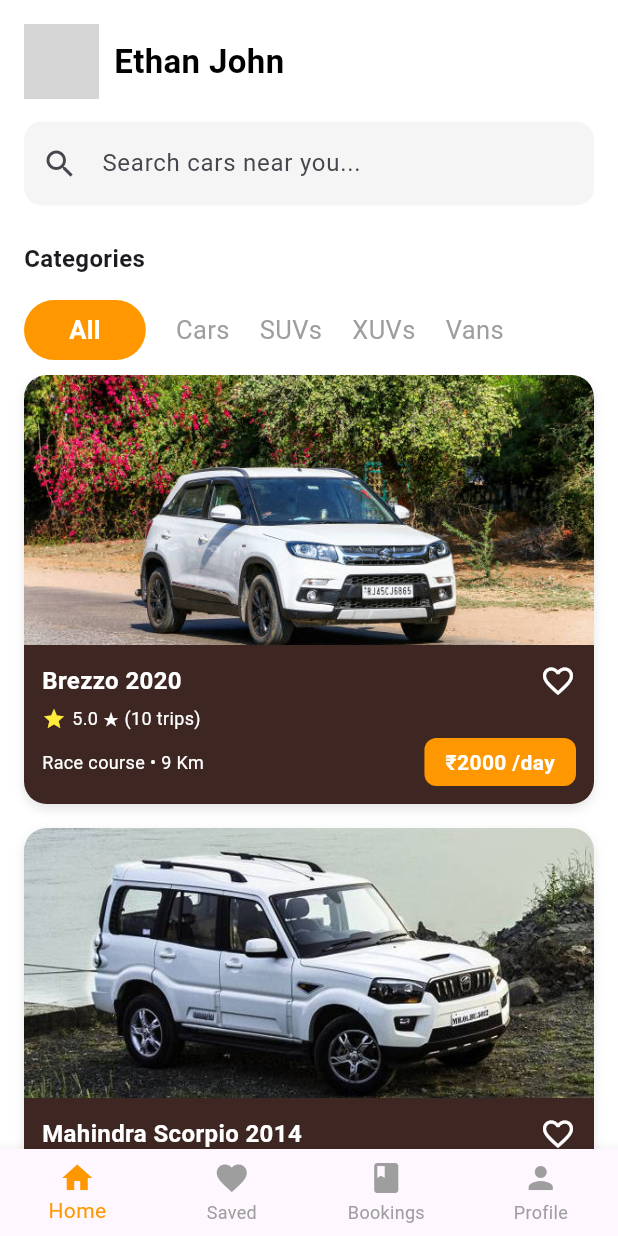
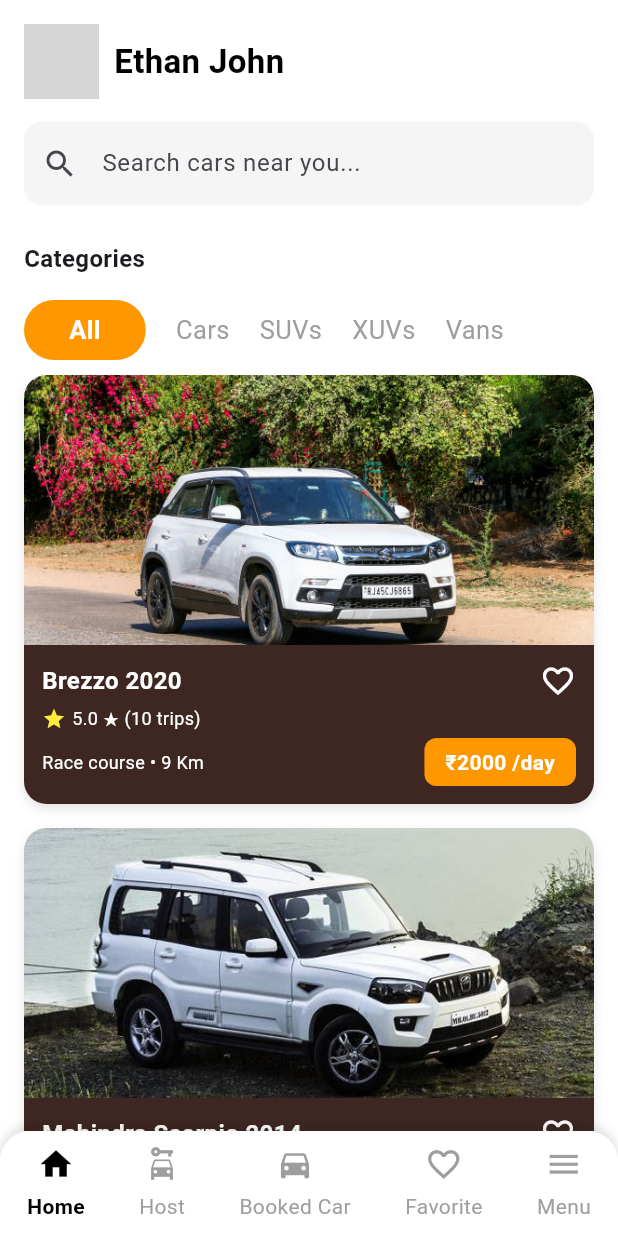
Before and after one commit to Deep-Kacha/Car_Rent_App, a Flutter app: the screen it shows after launch, on a phone screen of 412 x 824 dp. Run offline on Flutter 3.47's test engine with Material 3 defaults, Android fonts, the phone set to English and light mode, and no system bars; network calls fail; grey boxes are pictures that could not be loaded.

Commit message:
create perfect bottom navbar in home page

```diff
--- a/car_rental_project/lib/Home Page/home_page.dart
+++ b/car_rental_project/lib/Home Page/home_page.dart
@@ -7,6 +7,35 @@ class HomePage extends StatefulWidget {
 
 class _HomePageState extends State<HomePage> {
   int selectedIndex = 0; // 👈 add this
+  Widget buildNavItem(IconData icon, String label, int index) {
+    bool isSelected = selectedIndex == index;
+    return GestureDetector(
+      onTap: () {
+        setState(() {
+          selectedIndex = index;
+        });
+      },
+      child: Column(
+        mainAxisSize: MainAxisSize.min,
+        children: [
+          Icon(
+            icon,
+            size: 25, // 👈 increase icon size
+            color: isSelected ? Colors.black : Colors.grey,
+          ),
+          SizedBox(height: 6), // 👈 add spacing between icon & text
+          Text(
+            label,
+            style: TextStyle(
+              color: isSelected ? Colors.black : Colors.grey,
+              fontWeight: isSelected ? FontWeight.bold : FontWeight.normal,
+              fontSize: 14, // 👈 increase text size
+            ),
+          ),
+        ],
+      ),
+    );
+  }
 
   final List<String> categories = ["All", "Cars", "SUVs", "XUVs", "Vans"];
 
@@ -295,22 +324,33 @@ class _HomePageState extends State<HomePage> {
       ),
 
       // ✅ Bottom Navigation
-      bottomNavigationBar: BottomNavigationBar(
-        currentIndex: selectedIndex,
-        onTap: (index) {
-          setState(() {
-            selectedIndex = index;
-          });
-        },
-        selectedItemColor: Colors.orange,
-        unselectedItemColor: Colors.grey,
-        type: BottomNavigationBarType.fixed,
-        items: [
-          BottomNavigationBarItem(icon: Icon(Icons.home), label: "Home"),
-          BottomNavigationBarItem(icon: Icon(Icons.favorite), label: "Saved"),
-          BottomNavigationBarItem(icon: Icon(Icons.book), label: "Bookings"),
-          BottomNavigationBarItem(icon: Icon(Icons.person), label: "Profile"),
-        ],
+      bottomNavigationBar: Container(
+        height: 70, // 👈 increase height of nav bar
+        decoration: BoxDecoration(
+          color: Colors.white,
+          borderRadius: BorderRadius.only(
+            topLeft: Radius.circular(20),
+            topRight: Radius.circular(20),
+          ),
+          boxShadow: [
+            BoxShadow(
+              color: Colors.black12,
+              blurRadius: 5,
+              offset: Offset(0, -3),
+            ),
+          ],
+        ),
+        padding: EdgeInsets.symmetric(vertical: 8), // 👈 more padding
+        child: Row(
+          mainAxisAlignment: MainAxisAlignment.spaceAround,
+          children: [
+            buildNavItem(Icons.home, "Home", 0),
+            buildNavItem(Icons.car_rental, "Host", 1),
+            buildNavItem(Icons.directions_car, "Booked Car", 2),
+            buildNavItem(Icons.favorite_border, "Favorite", 3),
+            buildNavItem(Icons.menu, "Menu", 4),
+          ],
+        ),
       ),
     );
   }
```
